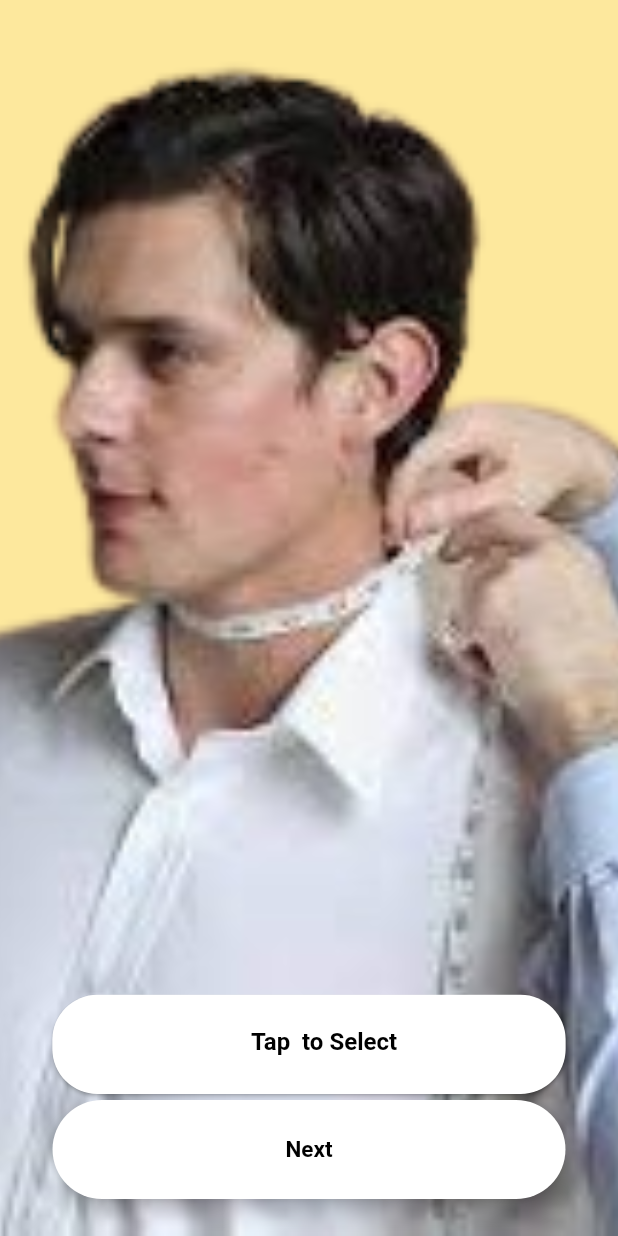
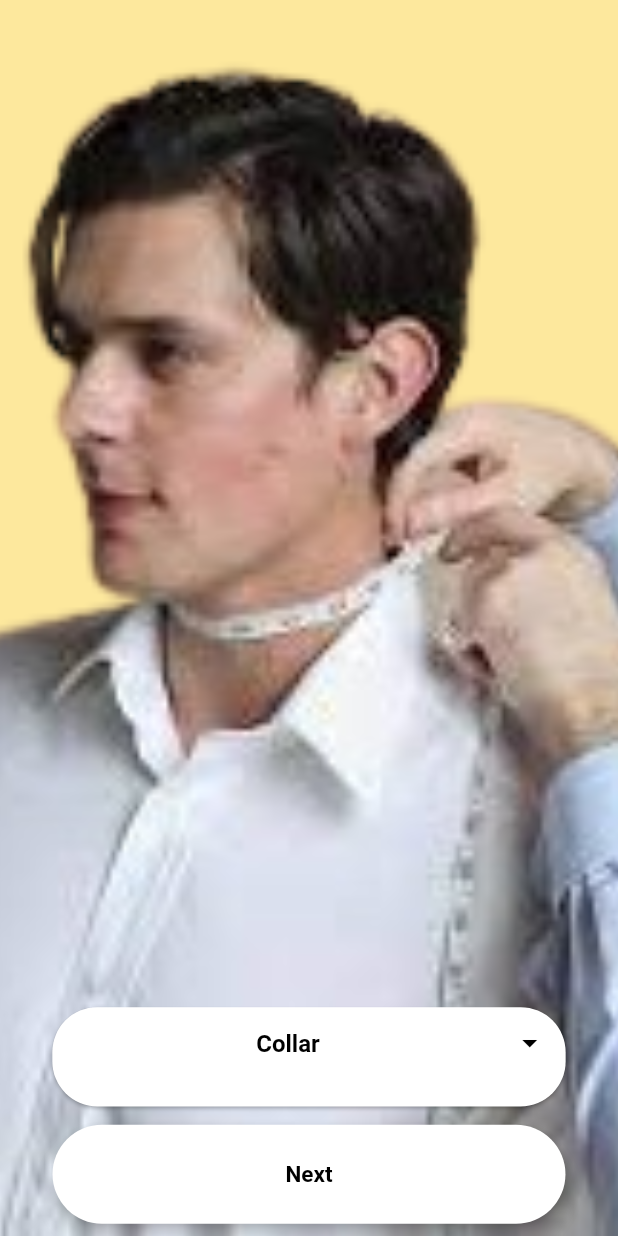
Before and after one commit to Olivi-tech/tailorApp, a Flutter app: the AddCollar widget shown alone on an empty page, opened directly, on a phone screen of 412 x 824 dp. Run offline on Flutter 3.47's test engine with Material 2 defaults, Android fonts, the phone set to English and light mode, and no system bars; our stand-ins replace awesome_dialog, cloud_firestore, firebase_auth, firebase_core, fluttertoast, font_awesome_flutter and 2 more; missing offline and left inert: flutter_facebook_auth; accounts and stored records are empty; network calls fail.

Commit message:
changed UI

```diff
--- a/lib/screens/cutomer_details/add_collar.dart
+++ b/lib/screens/cutomer_details/add_collar.dart
@@ -1,4 +1,5 @@
 import 'package:flutter/material.dart';
+import 'package:fluttertoast/fluttertoast.dart';
 import 'package:tailor/utils/widgets.dart';
 
 class AddCollar extends StatelessWidget {
@@ -22,14 +23,19 @@ class AddCollar extends StatelessWidget {
           Padding(
               padding: EdgeInsets.only(top: height * 0.8),
               child: Column(
-                //    mainAxisAlignment: MainAxisAlignment.spaceAround,
+                mainAxisAlignment: MainAxisAlignment.spaceEvenly,
                 children: [
                   SizedBox(
                       width: width * 0.85,
                       height: height * 0.09,
                       child: CommonWidgets.customTextFormField(
-                          hintText: 'Tap  to Select',
-                          hintStyle: TextStyle(
+                          hintText: 'Collar',
+                          onTap: () {
+                            Fluttertoast.showToast(msg: 'select');
+                          },
+                          suffixIcon: const Icon(Icons.arrow_drop_down_outlined,
+                              color: Colors.black),
+                          hintStyle: const TextStyle(
                               color: Colors.black, fontWeight: FontWeight.bold),
                           textAlign: TextAlign.center)),
                   CommonWidgets.customBtn(
--- a/lib/utils/widgets.dart
+++ b/lib/utils/widgets.dart
@@ -35,13 +35,14 @@ class CommonWidgets {
     );
   }
 
-  static Widget customTextFormField(
-      {required String? hintText,
+  static Widget customTextFormField({
+    required String? hintText,
     String? Function(String?)? validator,
     Icon? prefixIcon,
     TextAlign textAlign = TextAlign.start,
     List<TextInputFormatter>? inputFormatters,
     String? initialValue,
+    Widget? suffixWidget,
     TextEditingController? controller,
     Icon? suffixIcon,
     BoxConstraints? boxConstraints =
@@ -49,7 +50,9 @@ class CommonWidgets {
     int? maxLength,
     TextInputType? textInputType,
     TextStyle? hintStyle,
-      bool obscureText = false}) {
+    bool obscureText = false,
+    void Function()? onTap,
+  }) {
     return Card(
       elevation: 1,
       color: Colors.white,
@@ -62,6 +65,7 @@ class CommonWidgets {
         keyboardType: textInputType,
         initialValue: initialValue,
         textAlign: textAlign,
+        onTap: onTap,
         inputFormatters: inputFormatters,
         validator: validator,
         controller: controller,
@@ -69,6 +73,7 @@ class CommonWidgets {
         obscureText: obscureText,
         decoration: InputDecoration(
           constraints: boxConstraints,
+          suffix: suffixWidget,
           hintText: hintText,
           contentPadding: const EdgeInsets.only(left: 20, top: 15),
           prefixIcon: prefixIcon,
```
Lines whose indentation alone changed are shown as unchanged.
